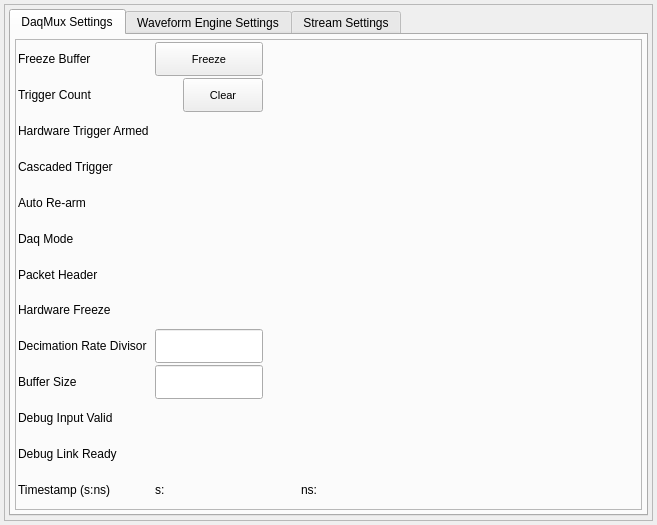
Qt form new_look/mux.ui (cristinasewell/ATCA_PyDM_Screens) before a commit.
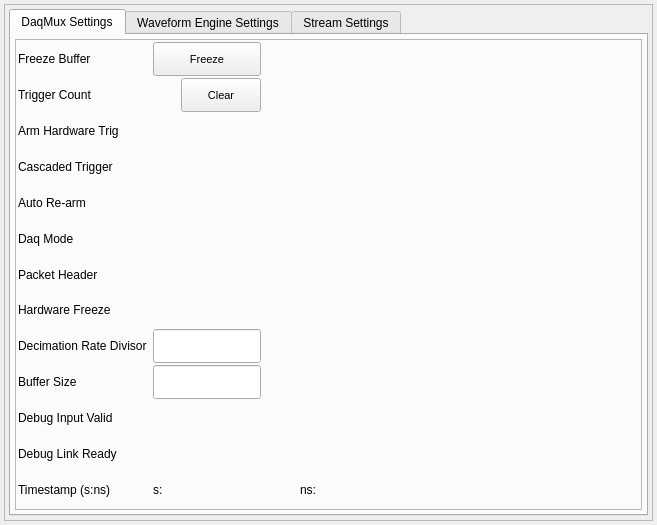
The same form after that commit. Custom widgets are drawn as their Qt base class.

Commit message: MNT: fix some wording

The edit to the form file:
```diff
--- a/new_look/mux.ui
+++ b/new_look/mux.ui
@@ -616,7 +616,7 @@
                  <string notr="true"/>
                 </property>
                 <property name="text">
-                 <string>Hardware Trigger Armed</string>
+                 <string>Arm Hardware Trig</string>
                 </property>
                </widget>
               </item>
```
Left out of the diff: 2 changed lines with no effect on the pictures.
